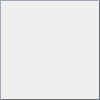
Qt form editor/src/main/view/ui/cellview.ui (JulianBiancardi/Wolfenstein-Taller1) before a commit.
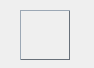
The same form after that commit.

```diff
--- a/editor/src/main/view/ui/cellview.ui
+++ b/editor/src/main/view/ui/cellview.ui
@@ -6,46 +6,43 @@
    <rect>
     <x>0</x>
     <y>0</y>
-    <width>100</width>
-    <height>100</height>
+    <width>94</width>
+    <height>68</height>
    </rect>
   </property>
+  <property name="sizePolicy">
+   <sizepolicy hsizetype="Minimum" vsizetype="Minimum">
+    <horstretch>0</horstretch>
+    <verstretch>0</verstretch>
+   </sizepolicy>
+  </property>
   <property name="minimumSize">
    <size>
-    <width>100</width>
-    <height>100</height>
+    <width>50</width>
+    <height>50</height>
    </size>
   </property>
   <property name="maximumSize">
    <size>
-    <width>100</width>
-    <height>100</height>
+    <width>94</width>
+    <height>68</height>
    </size>
   </property>
   <property name="windowTitle">
    <string>Form</string>
   </property>
-  <layout class="QFormLayout" name="formLayout">
-   <property name="horizontalSpacing">
-    <number>0</number>
-   </property>
-   <property name="verticalSpacing">
-    <number>0</number>
+  <property name="layoutDirection">
+   <enum>Qt::LeftToRight</enum>
+  </property>
+  <widget class="QPushButton" name="CellButton">
+   <property name="geometry">
+    <rect>
+     <x>20</x>
+     <y>10</y>
+     <width>50</width>
+     <height>50</height>
+    </rect>
    </property>
-   <property name="leftMargin">
-    <number>0</number>
-   </property>
-   <property name="topMargin">
-    <number>0</number>
-   </property>
-   <property name="rightMargin">
-    <number>0</number>
-   </property>
-   <property name="bottomMargin">
-    <number>0</number>
-   </property>
-   <item row="0" column="1">
-    <widget class="QPushButton" name="CeldButton">
      <property name="sizePolicy">
       <sizepolicy hsizetype="Preferred" vsizetype="Preferred">
        <horstretch>0</horstretch>
@@ -54,18 +51,33 @@
      </property>
      <property name="minimumSize">
       <size>
-       <width>100</width>
-       <height>100</height>
+     <width>50</width>
+     <height>50</height>
       </size>
      </property>
      <property name="maximumSize">
       <size>
-       <width>100</width>
-       <height>100</height>
-      </size>
-     </property>
+     <width>50</width>
+     <height>50</height>
+    </size>
+   </property>
+   <property name="baseSize">
+    <size>
+     <width>50</width>
+     <height>50</height>
+    </size>
+   </property>
+   <property name="cursor">
+    <cursorShape>CrossCursor</cursorShape>
+   </property>
+   <property name="focusPolicy">
+    <enum>Qt::StrongFocus</enum>
+   </property>
+   <property name="layoutDirection">
+    <enum>Qt::LeftToRight</enum>
+   </property>
      <property name="styleSheet">
-      <string notr="true">QPushButton#CeldButton{
+    <string notr="true">QPushButton#CellButton{
 	border-style: outset;
 	border-width: 1px;
 	border-color: rgb(104, 112, 121);
@@ -78,13 +90,11 @@
      </property>
      <property name="iconSize">
       <size>
-       <width>100</width>
-       <height>100</height>
+     <width>50</width>
+     <height>50</height>
       </size>
      </property>
     </widget>
-   </item>
-  </layout>
  </widget>
  <resources/>
  <connections/>
```
Left out of the diff: 3 changed lines with no effect on the pictures. Lines whose indentation alone changed are shown as unchanged.
